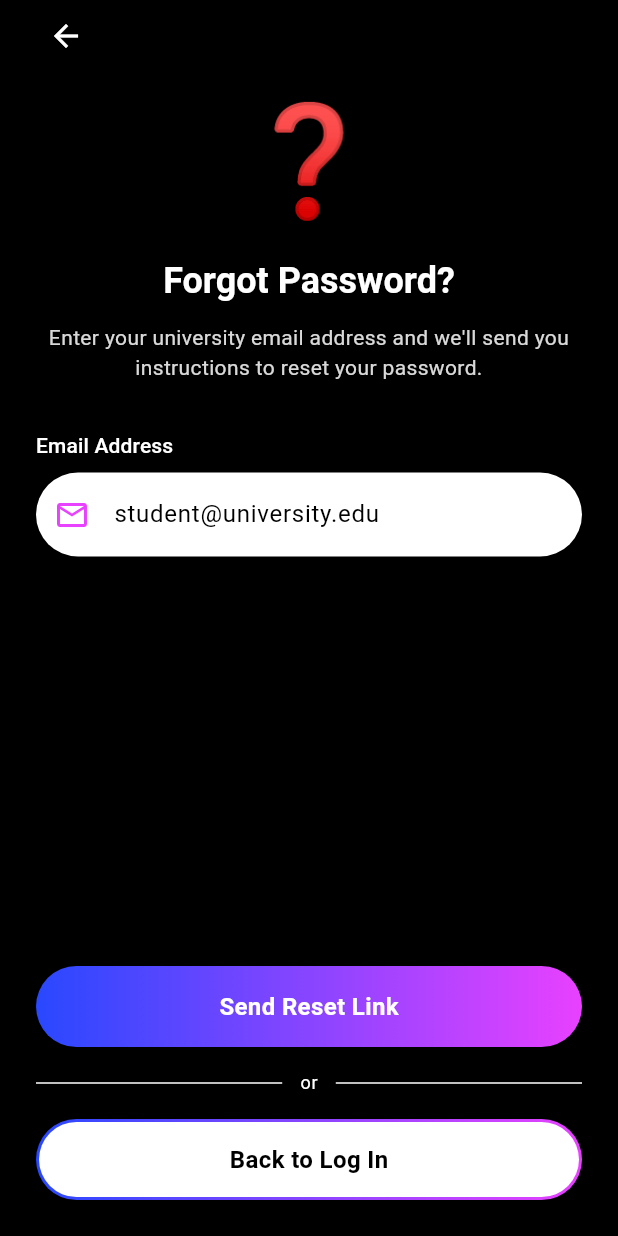
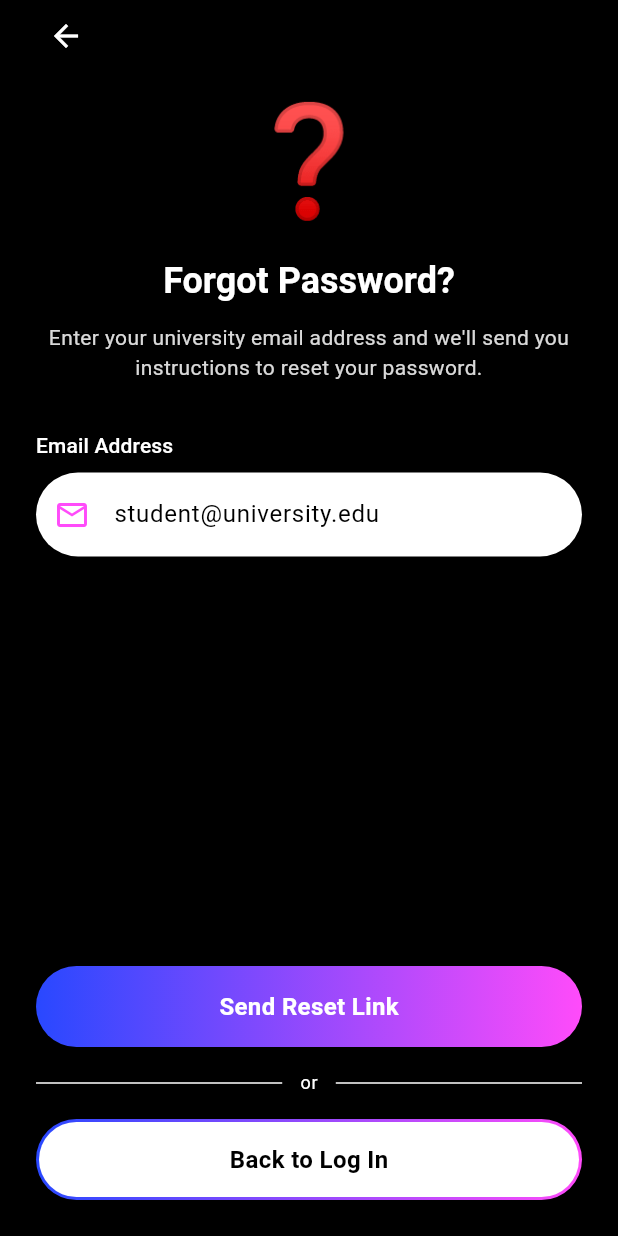
Before and after one commit to ZiQuan041029/eash-flutter, a Flutter app: the ForgotPasswordScreen screen opened directly, on a phone screen of 412 x 824 dp. Run offline on Flutter 3.47's test engine with Material 3 defaults, Android fonts, the phone set to English and light mode, and no system bars.

Commit message:
style: update theme colors and global gradient button widget

```diff
--- a/lib/core/theme/eash_theme.dart
+++ b/lib/core/theme/eash_theme.dart
@@ -9,7 +9,15 @@ abstract final class EashColors {
   static const Color disabledButton = Color(0xFF3A3A3C);
   static const Color welcomePink = Color(0xFFFF2D92);
   static const Color gradientBlue = Color(0xFF2948FF);
-  static const Color gradientMagenta = Color(0xFFE841FF);
+
+  /// Login header gradient (Welcome Back card).
+  static const Color loginMagentaDark = Color(0xFFFF4BFA);
+  static const Color loginMagentaLight = Color(0xFFFFB6FE);
+
+  /// Primary brand magenta used across gradients.
+  static const Color gradientMagenta = loginMagentaDark;
+  static const Color gradientMagentaLight = loginMagentaLight;
+  static const Color gradientMagentaDark = loginMagentaDark;
   static const Color landingPink = Color(0xFFFF3CAC);
   static const Color landingPurple = Color(0xFF2B1054);
   static const Color limeHello = Color(0xFFB8FF2A);
--- a/lib/widgets/eash_gradient_button.dart
+++ b/lib/widgets/eash_gradient_button.dart
@@ -8,11 +8,17 @@ class EashGradientButton extends StatelessWidget {
     super.key,
     this.onPressed,
     this.enabled = true,
+    this.fontSize = 16,
+    this.height = 54,
+    this.fontWeight = FontWeight.w700,
   });
 
   final String label;
   final VoidCallback? onPressed;
   final bool enabled;
+  final double fontSize;
+  final double height;
+  final FontWeight fontWeight;
 
   @override
   Widget build(BuildContext context) {
@@ -32,14 +38,14 @@ class EashGradientButton extends StatelessWidget {
             ),
             child: SizedBox(
               width: double.infinity,
-              height: 54,
+              height: height,
               child: Center(
                 child: Text(
                   label,
-                  style: const TextStyle(
+                  style: TextStyle(
                     color: EashColors.white,
-                    fontWeight: FontWeight.w700,
-                    fontSize: 16,
+                    fontWeight: fontWeight,
+                    fontSize: fontSize,
                   ),
                 ),
               ),
@@ -57,11 +63,19 @@ class EashOutlinedGradientButton extends StatelessWidget {
     super.key,
     this.onPressed,
     this.foregroundColor = EashColors.black,
+    this.labelFontWeight = FontWeight.w700,
+    this.leading,
+    this.height = 50,
+    this.labelFontSize = 16,
   });
 
   final String label;
   final VoidCallback? onPressed;
   final Color foregroundColor;
+  final FontWeight labelFontWeight;
+  final Widget? leading;
+  final double height;
+  final double labelFontSize;
 
   @override
   Widget build(BuildContext context) {
@@ -81,15 +95,24 @@ class EashOutlinedGradientButton extends StatelessWidget {
           borderRadius: BorderRadius.circular(999),
           child: SizedBox(
             width: double.infinity,
-            height: 50,
+            height: height,
             child: Center(
-              child: Text(
-                label,
-                style: TextStyle(
-                  color: foregroundColor,
-                  fontWeight: FontWeight.w700,
-                  fontSize: 16,
-                ),
+              child: Row(
+                mainAxisSize: MainAxisSize.min,
+                children: <Widget>[
+                  if (leading != null) ...<Widget>[
+                    leading!,
+                    const SizedBox(width: 10),
+                  ],
+                  Text(
+                    label,
+                    style: TextStyle(
+                      color: foregroundColor,
+                      fontWeight: labelFontWeight,
+                      fontSize: labelFontSize,
+                    ),
+                  ),
+                ],
               ),
             ),
           ),
```
